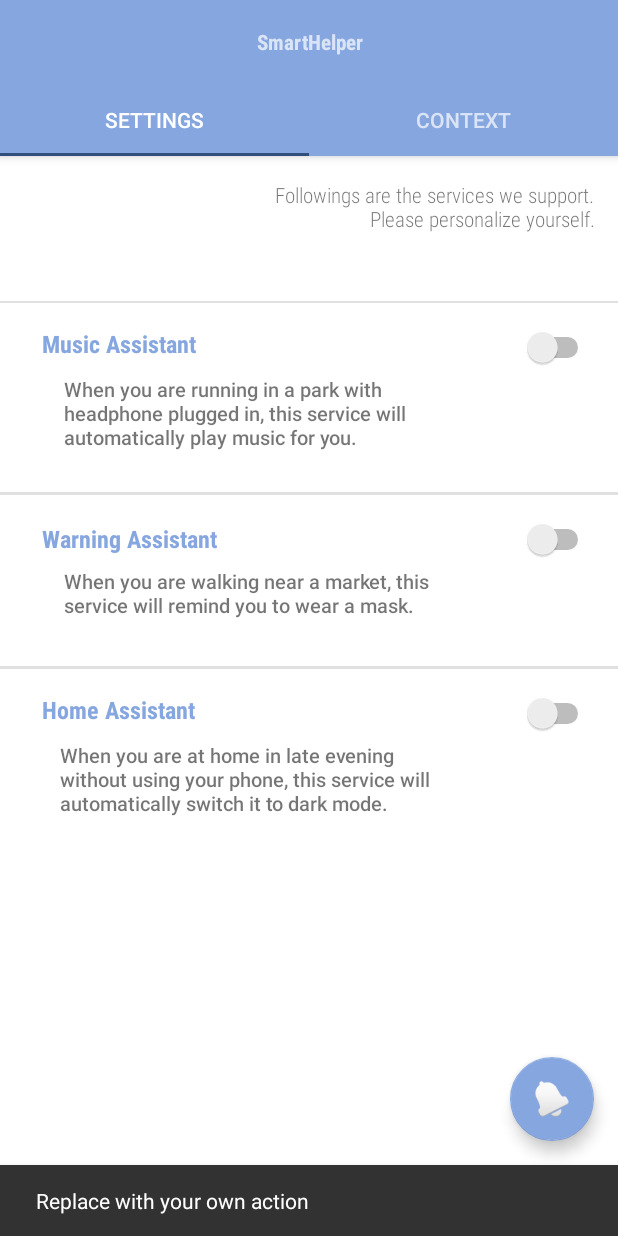
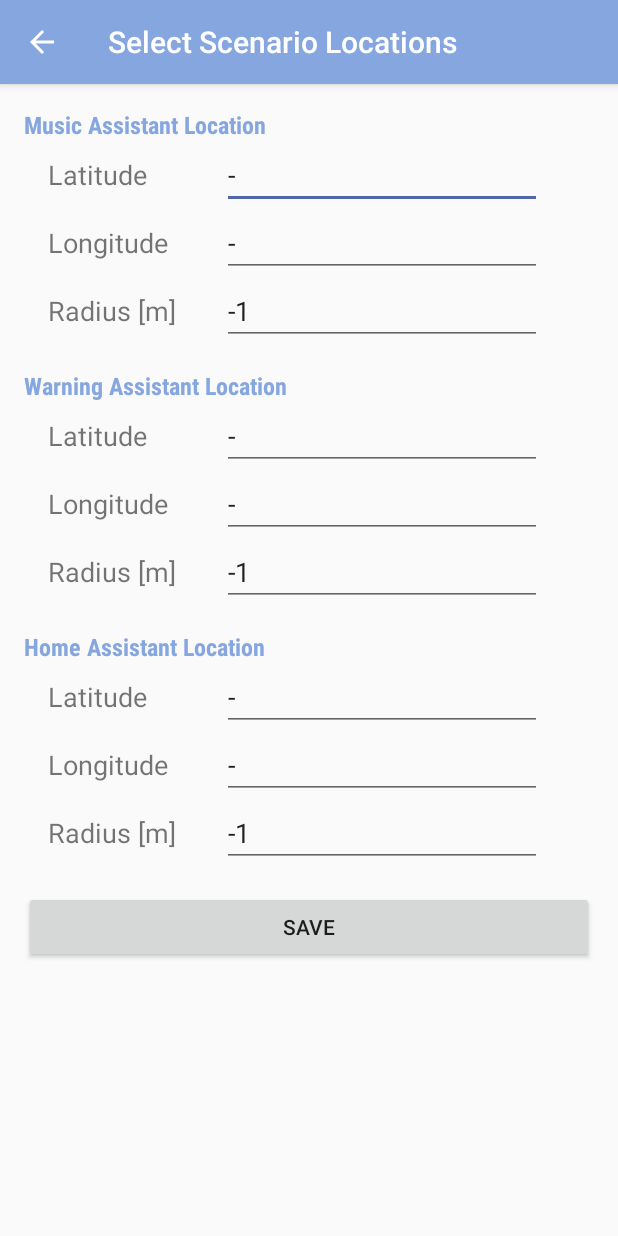
Before and after one commit to tk3-project/SmartHelper, an Android app: the screen it shows after launch (MainActivity before the commit, SelectLocationActivity after it), after a tap on an icon or button, on a phone screen of 412 x 824 dp. Run offline under Robolectric (Android 15) with nearby library versions, the phone set to English and light mode, and no system bars; 8 statements that could not run were skipped.

Commit message:
add location settings

```diff
--- a/app/src/main/AndroidManifest.xml
+++ b/app/src/main/AndroidManifest.xml
@@ -9,6 +9,11 @@
         android:roundIcon="@mipmap/ic_launcher_round"
         android:supportsRtl="true"
         android:theme="@style/AppTheme">
+        <activity android:name=".SelectLocationActivity">
+            <meta-data
+                android:name="android.support.PARENT_ACTIVITY"
+                android:value=".MainActivity" />
+        </activity>
         <activity
             android:name=".MainActivity"
             android:label="@string/app_name"
@@ -28,7 +33,6 @@
             android:name=".receiver.ActivityUpdateReceiver"
             android:enabled="true"
             android:exported="true"/>
-
         <receiver
             android:name=".receiver.LocationUpdateReceiver"
             android:enabled="true"
--- a/app/src/main/java/com/g15/smarthelper/MainActivity.java
+++ b/app/src/main/java/com/g15/smarthelper/MainActivity.java
@@ -12,7 +12,6 @@ import com.g15.smarthelper.Services.DetectedActivitiesService;
 import com.g15.smarthelper.Services.DetectedLocationService;
 import com.g15.smarthelper.ui.main.SectionsPagerAdapter;
 import com.google.android.material.floatingactionbutton.FloatingActionButton;
-import com.google.android.material.snackbar.Snackbar;
 import com.google.android.material.tabs.TabLayout;
 
 import androidx.core.app.ActivityCompat;
@@ -87,8 +86,8 @@ public class MainActivity extends AppCompatActivity {
         fab.setOnClickListener(new View.OnClickListener() {
             @Override
             public void onClick(View view) {
-                Snackbar.make(view, "Replace with your own action", Snackbar.LENGTH_LONG)
-                        .setAction("Action", null).show();
+                Intent myIntent = new Intent(MainActivity.this, SelectLocationActivity.class);
+                startActivity(myIntent);
             }
         });
     }
--- a/app/src/main/java/com/g15/smarthelper/Scenarios.java
+++ b/app/src/main/java/com/g15/smarthelper/Scenarios.java
@@ -22,6 +22,7 @@ public class Scenarios {
     private static final String LOG_TAG = "scenarios";
     public static final String SHARED_PREFERENCES_KEY = "scenarios-shared-preferences";
     private static final String CURRENT_ACTIVITY = "current_activity";
+    private static final String SCENARIOS_INITIALIZED = "scenarios_initialized";
     private static final String SCENARIO_TRIGGERED_FORMAT = "scenario%1$s_triggered";
     private static final String SCENARIO_ACTIVATED_FORMAT = "scenario%1$s_activated";
     private static final String SCENARIO_GEOFENCE_ENTERED_FORMAT = "scenario%1$s_geofence_entered";
@@ -234,4 +235,14 @@ public class Scenarios {
         }
     }
 
+    public void initializeScenarios() {
+        sharedPreferences.edit()
+                .putBoolean(SCENARIOS_INITIALIZED, true)
+                .commit();
+    }
+
+    public boolean getScenariosInitialized() {
+        return sharedPreferences.getBoolean(SCENARIOS_INITIALIZED, false);
+    }
+
 }
--- /dev/null
+++ b/app/src/main/java/com/g15/smarthelper/SelectLocationActivity.java
@@ -0,0 +1,119 @@
+package com.g15.smarthelper;
+
+import androidx.appcompat.app.AppCompatActivity;
+
+import android.content.Context;
+import android.content.SharedPreferences;
+import android.location.Location;
+import android.os.Bundle;
+import android.util.Log;
+import android.view.View;
+import android.widget.Button;
+import android.widget.EditText;
+import android.widget.Toast;
+
+import static com.g15.smarthelper.Scenarios.SHARED_PREFERENCES_KEY;
+
+public class SelectLocationActivity extends AppCompatActivity {
+
+    private static final String LOG_TAG = "SelectLocationActivity";
+
+    Scenarios scenarios;
+
+    EditText musicLatTf;
+    EditText musicLngTf;
+    EditText musicRadiusTf;
+
+    EditText warningLatTf;
+    EditText warningLngTf;
+    EditText warningRadiusTf;
+
+    EditText homeLatTf;
+    EditText homeLngTf;
+    EditText homeRadiusTf;
+
+    @Override
+    protected void onCreate(Bundle savedInstanceState) {
+        super.onCreate(savedInstanceState);
+        setContentView(R.layout.activity_select_location);
+
+        getSupportActionBar().setDisplayHomeAsUpEnabled(true);
+        getSupportActionBar().setTitle(R.string.location_selection_title);
+
+        musicLatTf = findViewById(R.id.music_lat_textfield);
+        musicLngTf = findViewById(R.id.music_lng_textfield);
+        musicRadiusTf = findViewById(R.id.music_radius_textfield);
+
+        warningLatTf = findViewById(R.id.warning_lat_textfield);
+        warningLngTf = findViewById(R.id.warning_lng_textfield);
+        warningRadiusTf = findViewById(R.id.warning_radius_textfield);
+
+        homeLatTf = findViewById(R.id.home_lat_textfield);
+        homeLngTf = findViewById(R.id.home_lng_textfield);
+        homeRadiusTf = findViewById(R.id.home_radius_textfield);
+
+        SharedPreferences sharedPreferences = getSharedPreferences(SHARED_PREFERENCES_KEY, Context.MODE_PRIVATE);
+        scenarios = new Scenarios(sharedPreferences);
+
+        initLocationSettings();
+
+        Button saveButton = findViewById(R.id.saveButton);
+        saveButton.setOnClickListener(new View.OnClickListener() {
+            @Override
+            public void onClick(View view) {
+                Log.i(LOG_TAG, "Trying to write the changed location settings.");
+                updateLocationSettings();
+            }
+        });
+    }
+
+    private void initLocationSettings() {
+        Log.v(LOG_TAG, "Load location settings and initialize text fields");
+        Location musicLocation = scenarios.getScenarioLocation(Scenarios.Scenario.SCENARIO_MUSIC);
+        int musicRadius = scenarios.getScenarioRadius(Scenarios.Scenario.SCENARIO_MUSIC);
+        Location warningLocation = scenarios.getScenarioLocation(Scenarios.Scenario.SCENARIO_WARNING);
+        int warningRadius = scenarios.getScenarioRadius(Scenarios.Scenario.SCENARIO_WARNING);
+        Location homeLocation = scenarios.getScenarioLocation(Scenarios.Scenario.SCENARIO_HOME);
+        int homeRadius = scenarios.getScenarioRadius(Scenarios.Scenario.SCENARIO_HOME);
+
+        musicLatTf.setText(String.valueOf(musicLocation.getLatitude()));
+        musicLngTf.setText(String.valueOf(musicLocation.getLongitude()));
+        musicRadiusTf.setText(String.valueOf(musicRadius));
+
+        warningLatTf.setText(String.valueOf(warningLocation.getLatitude()));
+        warningLngTf.setText(String.valueOf(warningLocation.getLongitude()));
+        warningRadiusTf.setText(String.valueOf(warningRadius));
+
+        homeLatTf.setText(String.valueOf(homeLocation.getLatitude()));
+        homeLngTf.setText(String.valueOf(homeLocation.getLongitude()));
+        homeRadiusTf.setText(String.valueOf(homeRadius));
+    }
+
+    private void updateLocationSettings() {
+        try {
+            double musicLat = Double.parseDouble(musicLatTf.getText().toString());
+            double musicLng = Double.parseDouble(musicLngTf.getText().toString());
+            int musicRadius = Integer.parseInt(musicRadiusTf.getText().toString());
+
+            double warningLat = Double.parseDouble(warningLatTf.getText().toString());
+            double warningLng = Double.parseDouble(warningLngTf.getText().toString());
+            int warningRadius = Integer.parseInt(warningRadiusTf.getText().toString());
+
+            double homeLat = Double.parseDouble(homeLatTf.getText().toString());
+            double homeLng = Double.parseDouble(homeLngTf.getText().toString());
+            int homeRadius = Integer.parseInt(homeRadiusTf.getText().toString());
+
+            scenarios.setScenarioFence(Scenarios.Scenario.SCENARIO_MUSIC, musicLat, musicLng, musicRadius);
+            scenarios.setScenarioFence(Scenarios.Scenario.SCENARIO_WARNING, warningLat, warningLng, warningRadius);
+            scenarios.setScenarioFence(Scenarios.Scenario.SCENARIO_HOME, homeLat, homeLng, homeRadius);
+
+            Log.i(LOG_TAG, "Location settings successfully updated.");
+        } catch (NumberFormatException e) {
+            Log.e(LOG_TAG, "Invalid location settings input.", e);
+            Toast.makeText(getApplicationContext(),
+                    getString(R.string.location_update_failed_toast),
+                    Toast.LENGTH_SHORT)
+                    .show();
+        }
+    }
+}
--- a/app/src/main/java/com/g15/smarthelper/ui/main/SettingFragment.java
+++ b/app/src/main/java/com/g15/smarthelper/ui/main/SettingFragment.java
@@ -87,7 +87,8 @@ public class SettingFragment extends Fragment implements CompoundButton.OnChecke
      * Set the location of the scenarios.
      */
     private void setInitialLocation() {
-        Log.v(LOG_TAG, "Initializing scenario locations.");
+        if (scenarios.getScenariosInitialized()) {
+            Log.i(LOG_TAG, "Initializing scenario locations with default values.");
             double herrnGartenLat = 49.8775;
             double herrnGartenLng = 8.6525;
             int herrnGartenRadius = 150; // in meters
@@ -102,6 +103,11 @@ public class SettingFragment extends Fragment implements CompoundButton.OnChecke
             double warningLng = 8.6463;
             int warningRadius = 50; // in meters
             scenarios.setScenarioFence(Scenarios.Scenario.SCENARIO_WARNING, warningLat, warningLng, warningRadius);
+
+            scenarios.initializeScenarios();
+        } else {
+            Log.v(LOG_TAG, "Scenarios already initialized.");
+        }
     }
 
     /**
--- a/app/src/main/res/layout/activity_main.xml
+++ b/app/src/main/res/layout/activity_main.xml
@@ -49,6 +49,6 @@
         android:layout_gravity="bottom|end"
         android:layout_margin="@dimen/fab_margin"
         app:backgroundTint="@color/colorPrimary"
-        app:srcCompat="@android:drawable/ic_popup_reminder" />
+        app:srcCompat="@android:drawable/ic_menu_mylocation" />
 
 </androidx.coordinatorlayout.widget.CoordinatorLayout>
--- /dev/null
+++ b/app/src/main/res/layout/activity_select_location.xml
@@ -0,0 +1,313 @@
+<?xml version="1.0" encoding="utf-8"?>
+<androidx.constraintlayout.widget.ConstraintLayout xmlns:android="http://schemas.android.com/apk/res/android"
+    xmlns:app="http://schemas.android.com/apk/res-auto"
+    xmlns:tools="http://schemas.android.com/tools"
+    android:layout_width="match_parent"
+    android:layout_height="match_parent"
+    tools:context=".SelectLocationActivity">
+
+    <LinearLayout
+        android:layout_width="match_parent"
+        android:layout_height="match_parent"
+        android:orientation="vertical">
+
+        <!-- Music Location Selection-->
+        <LinearLayout
+            android:layout_width="match_parent"
+            android:layout_height="wrap_content"
+            android:orientation="vertical">
+
+            <TextView
+                android:id="@+id/music_location_label"
+                android:layout_width="wrap_content"
+                android:layout_height="wrap_content"
+                android:layout_marginStart="16dp"
+                android:layout_marginTop="16dp"
+                android:fontFamily="sans-serif-condensed"
+                android:text="@string/music_location_label"
+                android:textColor="@color/colorPrimary"
+                android:textSize="16sp"
+                android:textStyle="bold" />
+
+            <LinearLayout
+                android:layout_width="match_parent"
+                android:layout_height="wrap_content"
+                android:layout_marginStart="16dp"
+                android:orientation="horizontal">
+
+                <TextView
+                    android:id="@+id/music_lat_label"
+                    android:layout_width="100dp"
+                    android:layout_height="wrap_content"
+                    android:layout_marginStart="16dp"
+                    android:text="@string/location_lat_label"
+                    android:textSize="18sp" />
+
+                <EditText
+                    android:id="@+id/music_lat_textfield"
+                    android:layout_width="wrap_content"
+                    android:layout_height="wrap_content"
+                    android:layout_marginStart="16dp"
+                    android:ems="10"
+                    android:inputType="text"
+                    android:text="@string/location_selection_loading" />
+
+            </LinearLayout>
+
+            <LinearLayout
+                android:layout_width="match_parent"
+                android:layout_height="wrap_content"
+                android:layout_marginStart="16dp"
+                android:orientation="horizontal">
+
+                <TextView
+                    android:id="@+id/music_lng_label"
+                    android:layout_width="100dp"
+                    android:layout_height="wrap_content"
+                    android:layout_marginStart="16dp"
+                    android:text="@string/location_lng_label"
+                    android:textSize="18sp" />
+
+                <EditText
+                    android:id="@+id/music_lng_textfield"
+                    android:layout_width="wrap_content"
+                    android:layout_height="wrap_content"
+                    android:layout_marginStart="16dp"
+                    android:ems="10"
+                    android:inputType="text"
+                    android:text="@string/location_selection_loading" />
+
+            </LinearLayout>
+
+            <LinearLayout
+                android:layout_width="match_parent"
+                android:layout_height="wrap_content"
+                android:layout_marginStart="16dp"
+                android:orientation="horizontal">
+
+                <TextView
+                    android:id="@+id/music_radius_label"
+                    android:layout_width="100dp"
+                    android:layout_height="wrap_content"
+                    android:layout_marginStart="16dp"
+                    android:text="@string/location_radius_label"
+                    android:textSize="18sp" />
+
+                <EditText
+                    android:id="@+id/music_radius_textfield"
+                    android:layout_width="wrap_content"
+                    android:layout_height="wrap_content"
+                    android:layout_marginStart="16dp"
+                    android:ems="10"
+                    android:inputType="text"
+                    android:text="@string/location_selection_loading" />
+
+            </LinearLayout>
+
+        </LinearLayout>
+
+        <!-- Warning Location Selection-->
+        <LinearLayout
+            android:layout_width="match_parent"
+            android:layout_height="wrap_content"
+            android:orientation="vertical">
+
+            <TextView
+                android:id="@+id/warning_location_label"
+                android:layout_width="wrap_content"
+                android:layout_height="wrap_content"
+                android:layout_marginStart="16dp"
+                android:layout_marginTop="16dp"
+                android:fontFamily="sans-serif-condensed"
+                android:text="@string/warning_location_label"
+                android:textColor="@color/colorPrimary"
+                android:textSize="16sp"
+                android:textStyle="bold" />
+
+            <LinearLayout
+                android:layout_width="match_parent"
+                android:layout_height="wrap_content"
+                android:layout_marginStart="16dp"
+                android:orientation="horizontal">
+
+                <TextView
+                    android:id="@+id/warning_lat_label"
+                    android:layout_width="100dp"
+                    android:layout_height="wrap_content"
+                    android:layout_marginStart="16dp"
+                    android:text="@string/location_lat_label"
+                    android:textSize="18sp" />
+
+                <EditText
+                    android:id="@+id/warning_lat_textfield"
+                    android:layout_width="wrap_content"
+                    android:layout_height="wrap_content"
+                    android:layout_marginStart="16dp"
+                    android:ems="10"
+                    android:inputType="text"
+                    android:text="@string/location_selection_loading" />
+
+            </LinearLayout>
+
+            <LinearLayout
+                android:layout_width="match_parent"
+                android:layout_height="wrap_content"
+                android:layout_marginStart="16dp"
+                android:orientation="horizontal">
+
+                <TextView
+                    android:id="@+id/warning_lng_label"
+                    android:layout_width="100dp"
+                    android:layout_height="wrap_content"
+                    android:layout_marginStart="16dp"
+                    android:text="@string/location_lng_label"
+                    android:textSize="18sp" />
+
+                <EditText
+                    android:id="@+id/warning_lng_textfield"
+                    android:layout_width="wrap_content"
+                    android:layout_height="wrap_content"
+                    android:layout_marginStart="16dp"
+                    android:ems="10"
+                    android:inputType="text"
+                    android:text="@string/location_selection_loading" />
+
+            </LinearLayout>
+
+            <LinearLayout
+                android:layout_width="match_parent"
+                android:layout_height="wrap_content"
+                android:layout_marginStart="16dp"
+                android:orientation="horizontal">
+
+                <TextView
+                    android:id="@+id/warning_radius_label"
+                    android:layout_width="100dp"
+                    android:layout_height="wrap_content"
+                    android:layout_marginStart="16dp"
+                    android:text="@string/location_radius_label"
+                    android:textSize="18sp" />
+
+                <EditText
+                    android:id="@+id/warning_radius_textfield"
+                    android:layout_width="wrap_content"
+                    android:layout_height="wrap_content"
+                    android:layout_marginStart="16dp"
+                    android:ems="10"
+                    android:inputType="text"
+                    android:text="@string/location_selection_loading" />
+
+            </LinearLayout>
+
+        </LinearLayout>
+
+        <!-- Home Location Selection-->
+        <LinearLayout
+            android:layout_width="match_parent"
+            android:layout_height="wrap_content"
+            android:orientation="vertical">
+
+            <TextView
+                android:id="@+id/home_location_label"
+                android:layout_width="wrap_content"
+                android:layout_height="wrap_content"
+                android:layout_marginStart="16dp"
+                android:layout_marginTop="16dp"
+                android:fontFamily="sans-serif-condensed"
+                android:text="@string/home_location_label"
+                android:textColor="@color/colorPrimary"
+                android:textSize="16sp"
+                android:textStyle="bold" />
+
+            <LinearLayout
+                android:layout_width="match_parent"
+                android:layout_height="wrap_content"
+                android:layout_marginStart="16dp"
+                android:orientation="horizontal">
+
+                <TextView
+                    android:id="@+id/home_lat_label"
+                    android:layout_width="100dp"
+                    android:layout_height="wrap_content"
+                    android:layout_marginStart="16dp"
+                    android:text="@string/location_lat_label"
+                    android:textSize="18sp" />
+
+                <EditText
+                    android:id="@+id/home_lat_textfield"
+                    android:layout_width="wrap_content"
+                    android:layout_height="wrap_content"
+                    android:layout_marginStart="16dp"
+                    android:ems="10"
+                    android:inputType="text"
+                    android:text="@string/location_selection_loading" />
+
+            </LinearLayout>
+
+            <LinearLayout
+                android:layout_width="match_parent"
+                android:layout_height="wrap_content"
+                android:layout_marginStart="16dp"
+                android:orientation="horizontal">
+
+                <TextView
+                    android:id="@+id/home_lng_label"
+                    android:layout_width="100dp"
+                    android:layout_height="wrap_content"
+                    android:layout_marginStart="16dp"
+                    android:text="@string/location_lng_label"
+                    android:textSize="18sp" />
+
+                <EditText
+                    android:id="@+id/home_lng_textfield"
+                    android:layout_width="wrap_content"
+                    android:layout_height="wrap_content"
+                    android:layout_marginStart="16dp"
+                    android:ems="10"
+                    android:inputType="text"
+                    android:text="@string/location_selection_loading" />
+
+            </LinearLayout>
+
+            <LinearLayout
+                android:layout_width="match_parent"
+                android:layout_height="wrap_content"
+                android:layout_marginStart="16dp"
+                android:orientation="horizontal">
+
+                <TextView
+                    android:id="@+id/home_radius_label"
+                    android:layout_width="100dp"
+                    android:layout_height="wrap_content"
+                    android:layout_marginStart="16dp"
+                    android:text="@string/location_radius_label"
+                    android:textSize="18sp" />
+
+                <EditText
+                    android:id="@+id/home_radius_textfield"
+                    android:layout_width="wrap_content"
+                    android:layout_height="wrap_content"
+                    android:layout_marginStart="16dp"
+                    android:ems="10"
+                    android:inputType="text"
+                    android:text="@string/location_selection_loading" />
+
+            </LinearLayout>
+
+        </LinearLayout>
+
+        <Button
+            android:id="@+id/saveButton"
+            android:layout_width="match_parent"
+            android:layout_height="wrap_content"
+            android:layout_marginStart="16dp"
+            android:layout_marginTop="16dp"
+            android:layout_marginEnd="16dp"
+            android:layout_marginBottom="16dp"
+            android:text="@string/update_location_btn" />
+
+    </LinearLayout>
+
+
+
+</androidx.constraintlayout.widget.ConstraintLayout>
--- a/app/src/main/res/values/strings.xml
+++ b/app/src/main/res/values/strings.xml
@@ -60,4 +60,16 @@
     <string name="home_notification_title">It\'s getting late.</string>
     <string name="home_notification_text">Prepare for good sleep by enabling the night mode on your smartphone.</string>
 
+    <!-- Location Selection -->
+    <string name="location_selection_title">Select Scenario Locations</string>
+    <string name="music_location_label">Music Assistant Location</string>
+    <string name="home_location_label">Home Assistant Location</string>
+    <string name="warning_location_label">Warning Assistant Location</string>
+    <string name="location_lat_label">Latitude</string>
+    <string name="location_lng_label">Longitude</string>
+    <string name="location_radius_label">Radius [m]</string>
+    <string name="update_location_btn">Save</string>
+    <string name="location_selection_loading">-</string>
+    <string name="location_update_failed_toast">The provided values are not valid. Please enter valid numbers.</string>
+
 </resources>
```
Lines whose indentation alone changed are shown as unchanged.
